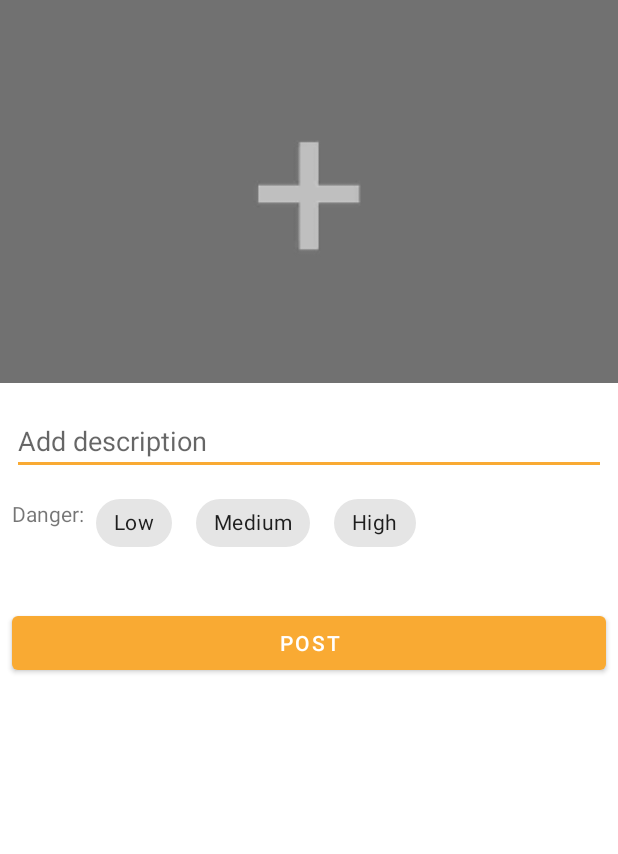
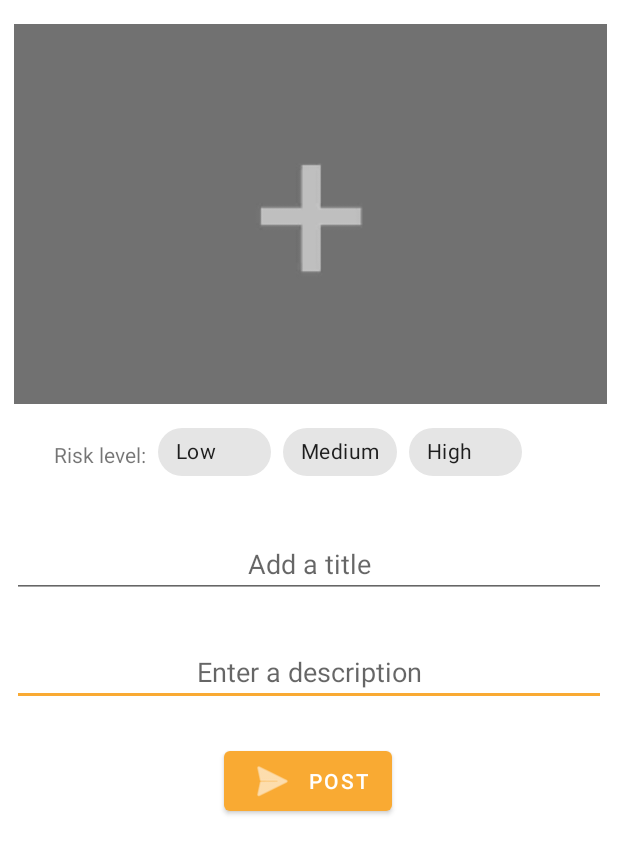
Before and after one commit to menjivar98/ProyectoSicor, an Android app: the NewPostActivity screen opened directly, with no data from a screen before it, on a phone screen of 412 x 824 dp. Shown: the top 854 px of the screen. Run offline under Robolectric (Android 15) with nearby library versions, the phone set to English and light mode, and no system bars; our stand-ins replace Firebase (no records; nobody signed in at launch, a user with empty details on screens opened directly); libraries missing offline, so code that uses them is left out: com.theartofdev.edmodo, id.zelory.compressor.

Commit message:
Se mejoro el estilo de new post... Aun esta en proceso.

```diff
--- a/app/src/main/res/layout/activity_new_post.xml
+++ b/app/src/main/res/layout/activity_new_post.xml
@@ -7,14 +7,36 @@
     tools:context=".activities.NewPostActivity">
 
 
+    <EditText
+        android:id="@+id/edit_post2"
+        android:layout_width="0dp"
+        android:layout_height="wrap_content"
+        android:layout_marginStart="8dp"
+        android:layout_marginLeft="8dp"
+        android:layout_marginTop="156dp"
+        android:layout_marginEnd="8dp"
+        android:layout_marginRight="8dp"
+        android:ems="10"
+        android:enabled="true"
+        android:gravity="center"
+        android:hint="@string/enter_a_description"
+        android:inputType="text"
+        android:maxLines="100"
+        app:layout_constraintEnd_toEndOf="parent"
+        app:layout_constraintHorizontal_bias="0.0"
+        app:layout_constraintStart_toStartOf="parent"
+        app:layout_constraintTop_toBottomOf="@+id/image_post" />
+
     <ImageView
         android:id="@+id/image_post"
-        android:layout_width="0dp"
-        android:layout_height="255dp"
+        android:layout_width="395dp"
+        android:layout_height="253dp"
+        android:layout_marginTop="16dp"
         android:contentDescription="TODO"
         android:scaleType="centerCrop"
         android:src="@drawable/placeholderpostimage"
         app:layout_constraintEnd_toEndOf="parent"
+        app:layout_constraintHorizontal_bias="0.562"
         app:layout_constraintStart_toStartOf="parent"
         app:layout_constraintTop_toTopOf="parent" />
 
@@ -24,14 +46,17 @@
         android:layout_height="wrap_content"
         android:layout_marginStart="8dp"
         android:layout_marginLeft="8dp"
-        android:layout_marginTop="16dp"
+        android:layout_marginTop="84dp"
         android:layout_marginEnd="8dp"
         android:layout_marginRight="8dp"
         android:ems="10"
+        android:enabled="true"
+        android:gravity="center"
+        android:hint="@string/post_hint"
+        android:inputType="text"
         android:maxLines="100"
-        android:inputType="textPersonName"
-        android:hint="@string/post_hint"
         app:layout_constraintEnd_toEndOf="parent"
+        app:layout_constraintHorizontal_bias="1.0"
         app:layout_constraintStart_toStartOf="parent"
         app:layout_constraintTop_toBottomOf="@+id/image_post" />
 
@@ -39,71 +64,72 @@
         android:id="@+id/textView"
         android:layout_width="wrap_content"
         android:layout_height="wrap_content"
-        android:layout_marginStart="8dp"
-        android:layout_marginLeft="8dp"
-        android:layout_marginTop="16dp"
+        android:layout_marginStart="36dp"
+        android:layout_marginLeft="36dp"
+        android:layout_marginTop="24dp"
         android:text="@string/TextView_post"
         app:layout_constraintStart_toStartOf="parent"
-        app:layout_constraintTop_toBottomOf="@+id/edit_post" />
+        app:layout_constraintHorizontal_bias="0.0"
+        app:layout_constraintTop_toBottomOf="@+id/image_post" />
 
     <com.google.android.material.chip.Chip
         android:id="@+id/chip_low"
-        android:layout_width="wrap_content"
-        android:text="@string/chip_low"
+        style="@style/Widget.MaterialComponents.Chip.Choice"
+        android:layout_width="75dp"
         android:layout_height="wrap_content"
-        style="@style/Widget.MaterialComponents.Chip.Choice"
         android:layout_marginStart="8dp"
         android:layout_marginLeft="8dp"
         android:layout_marginTop="8dp"
+        android:text="@string/chip_low"
         app:layout_constraintStart_toEndOf="@+id/textView"
-        app:layout_constraintTop_toBottomOf="@+id/edit_post"
-        />
+        app:layout_constraintTop_toBottomOf="@+id/image_post" />
 
     <com.google.android.material.chip.Chip
         android:id="@+id/chip_medium"
+        style="@style/Widget.MaterialComponents.Chip.Choice"
         android:layout_width="wrap_content"
         android:layout_height="wrap_content"
-        style="@style/Widget.MaterialComponents.Chip.Choice"
-        android:layout_marginStart="16dp"
+        android:layout_marginStart="8dp"
+        android:layout_marginLeft="8dp"
+        android:layout_marginTop="8dp"
         android:text="@string/chip_Medium"
-        android:layout_marginLeft="16dp"
-        android:layout_marginTop="8dp"
         app:layout_constraintStart_toEndOf="@+id/chip_low"
-        app:layout_constraintTop_toBottomOf="@+id/edit_post" />
+        app:layout_constraintTop_toBottomOf="@+id/image_post" />
 
     <com.google.android.material.chip.Chip
         android:id="@+id/chip_high"
         style="@style/Widget.MaterialComponents.Chip.Choice"
-        android:layout_width="wrap_content"
+        android:layout_width="75dp"
         android:layout_height="wrap_content"
-        android:layout_marginStart="16dp"
-        android:layout_marginLeft="16dp"
+        android:layout_marginStart="8dp"
+        android:layout_marginLeft="8dp"
         android:layout_marginTop="8dp"
         android:text="@string/chip_high"
         app:layout_constraintStart_toEndOf="@+id/chip_medium"
-        app:layout_constraintTop_toBottomOf="@+id/edit_post" />
+        app:layout_constraintTop_toBottomOf="@+id/image_post" />
 
     <Button
         android:id="@+id/post_btn"
-        android:layout_width="match_parent"
+        android:layout_width="wrap_content"
         android:layout_height="wrap_content"
         android:layout_marginStart="8dp"
         android:layout_marginLeft="8dp"
-        android:layout_marginTop="88dp"
+        android:layout_marginTop="24dp"
         android:layout_marginEnd="8dp"
         android:layout_marginRight="8dp"
         android:text="Post"
         app:backgroundTint="@color/Secondary"
+        app:icon="@android:drawable/ic_menu_send"
         app:layout_constraintEnd_toEndOf="parent"
         app:layout_constraintHorizontal_bias="0.498"
         app:layout_constraintStart_toStartOf="parent"
-        app:layout_constraintTop_toBottomOf="@+id/edit_post" />
+        app:layout_constraintTop_toBottomOf="@+id/edit_post2" />
 
     <ProgressBar
         android:id="@+id/progress_bar_post"
         style="?android:progressBarStyleHorizontal"
         android:layout_width="0dp"
-        android:layout_height="wrap_content"
+        android:layout_height="2dp"
         android:layout_gravity="center"
         android:indeterminate="true"
         android:visibility="invisible"
--- a/app/src/main/res/values/strings.xml
+++ b/app/src/main/res/values/strings.xml
@@ -10,8 +10,8 @@
     <string name="btn_register">Create account</string>
     <string name="reg_confirm_password">Confirm password</string>
     <string name="text_of_btn_setup">Save account settings</string>
-    <string name="post_hint">Add description</string>
-    <string name="TextView_post">Danger:</string>
+    <string name="post_hint">Add a title</string>
+    <string name="TextView_post">Risk level:</string>
     <string name="chip_low">Low</string>
     <string name="chip_Medium">Medium</string>
     <string name="chip_high">High</string>
@@ -25,4 +25,5 @@
     <string name="hello_blank_fragment">Hello blank fragment</string>
     <string name="sign_up_for_sicor">Sign Up for Sicor</string>
     <string name="are_you_new_here_create_an_account">Are you new here? Create an account!</string>
+    <string name="enter_a_description">Enter a description</string>
 </resources>
```
